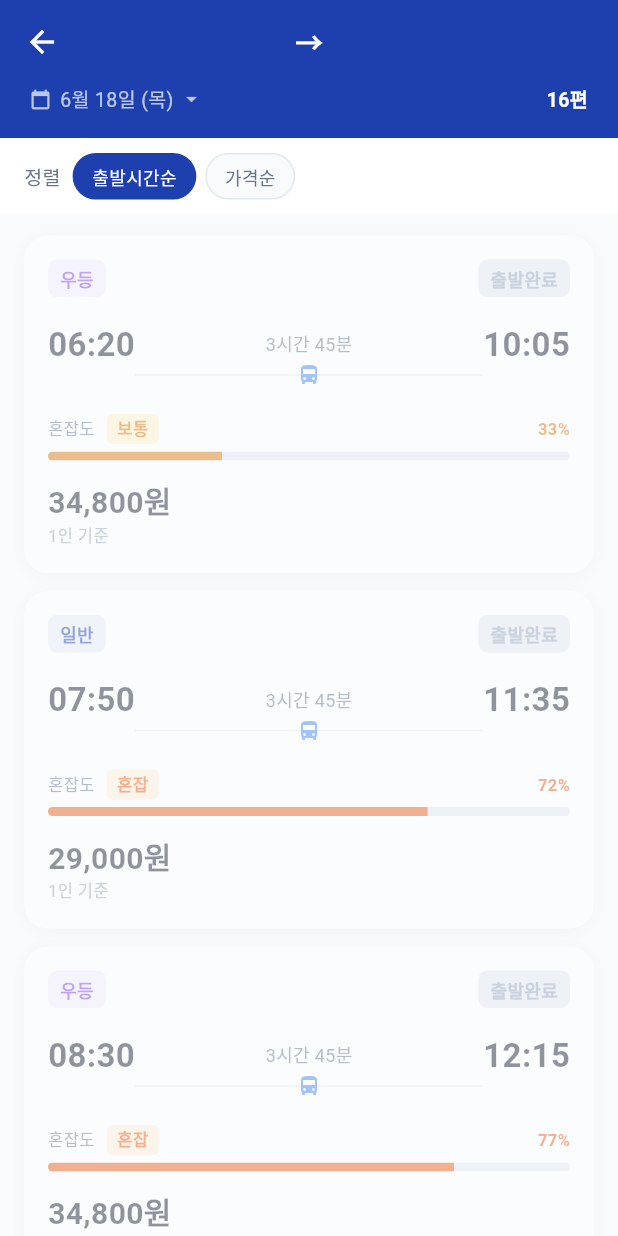
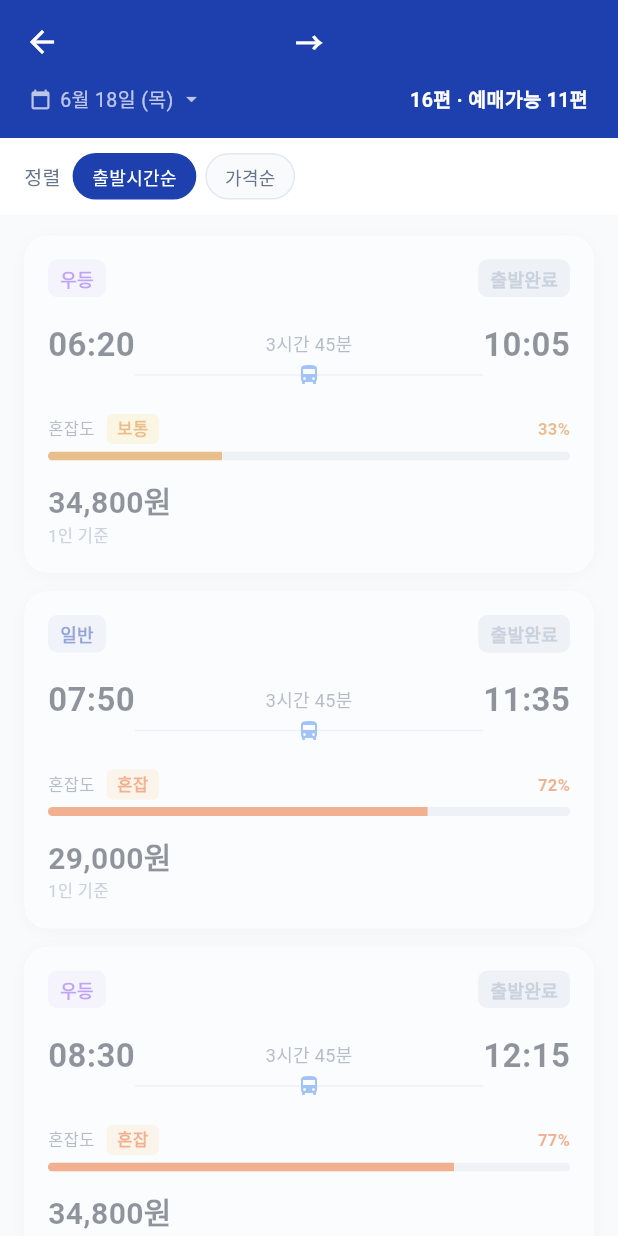
Before and after one commit to minsung6167/Bus_app, a Flutter app: the BusListScreen screen opened directly with empty values, on a phone screen of 412 x 824 dp. Run offline on Flutter 3.47's test engine with Material 3 defaults, Android fonts, the phone set to English and light mode, and no system bars; our stand-ins replace flutter_dotenv, geolocator, google_maps_flutter, image_picker, qr_flutter, shared_preferences and 1 more; missing offline and left inert: flutter_foreground_task; accounts and stored records are empty; network calls fail.

Commit message:
feat: 버스목록 헤더에 예매가능 편수 표시
'N편' 대신 'N편 · 예매가능 M편' 형식으로
실시간 예매가능한 버스 수를 함께 표시.

Co-Authored-By: Claude Sonnet 4.6 <noreply@anthropic.com>

```diff
--- a/lib/screens/bus_list_screen.dart
+++ b/lib/screens/bus_list_screen.dart
@@ -284,14 +284,21 @@ class _BusListScreenState extends State<BusListScreen> {
           ),
           const Spacer(),
           if (!_loading)
-            Text(
-              '${_buses.length}편',
-              style: const TextStyle(
-                color: Colors.white,
-                fontSize: 13,
-                fontWeight: FontWeight.w600,
-              ),
-            ),
+            Builder(builder: (ctx) {
+              final now = DateTime.now();
+              final available = _buses.where((b) =>
+                b.departureTime.isAfter(now) &&
+                b.departureTime.difference(now).inMinutes > 20,
+              ).length;
+              return Text(
+                '${_buses.length}편 · 예매가능 $available편',
+                style: const TextStyle(
+                  color: Colors.white,
+                  fontSize: 13,
+                  fontWeight: FontWeight.w600,
+                ),
+              );
+            }),
         ],
       ),
     );
```
